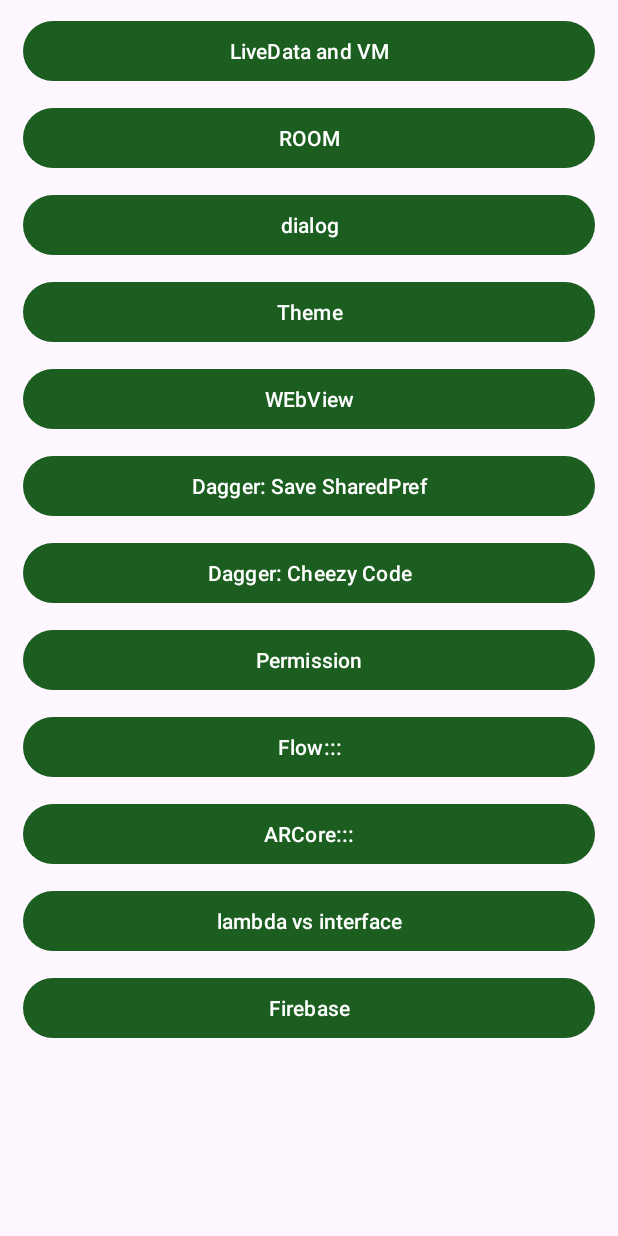
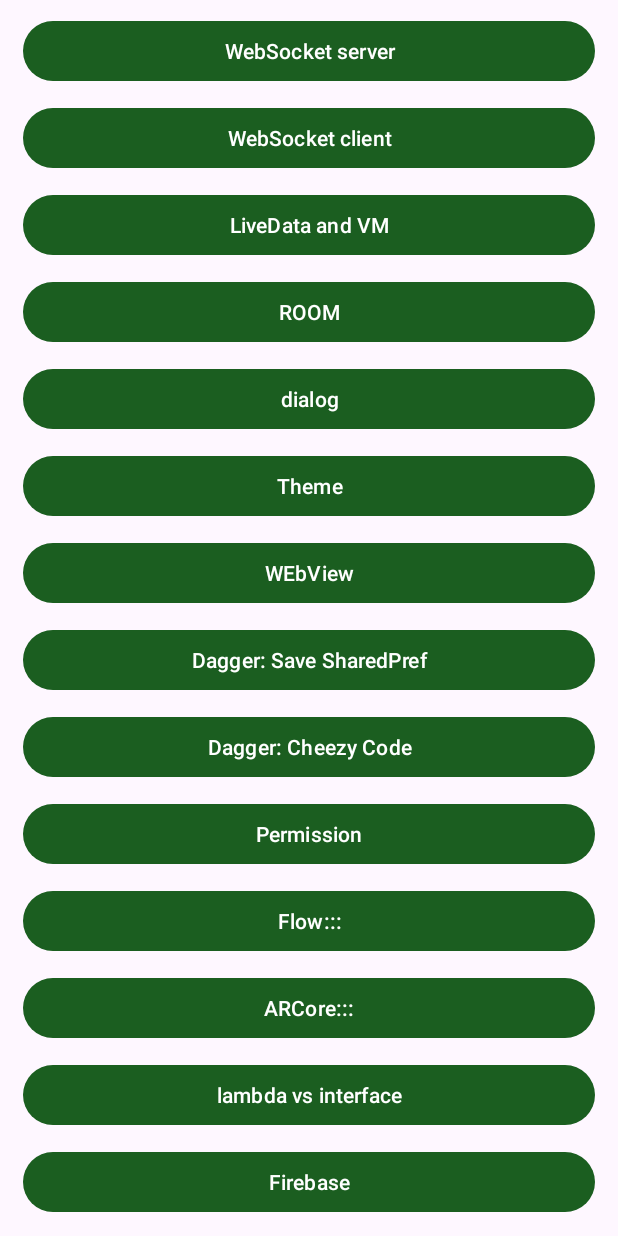
Before and after one commit to aman1sr/Android-Concepts-Learning, an Android app: the screen it shows after launch (MainActivity), on a phone screen of 412 x 824 dp. Run offline under Robolectric (Android 15) with nearby library versions, the phone set to English and light mode, and no system bars.

Commit message:
do websocket server

```diff
--- a/app/src/main/AndroidManifest.xml
+++ b/app/src/main/AndroidManifest.xml
@@ -29,6 +29,9 @@
         android:supportsRtl="true"
         android:theme="@style/Theme.AndroidArchDemoProjects"
         tools:targetApi="31">
+        <activity
+            android:name=".webSocket.WebSocketServerActivity"
+            android:exported="false" />
         <activity
             android:name=".viewModelLivedata.HomeVMActivity"
             android:exported="false" />
--- a/app/src/main/java/com/petofy/androidarchdemoprojects/MainActivity.kt
+++ b/app/src/main/java/com/petofy/androidarchdemoprojects/MainActivity.kt
@@ -17,10 +17,9 @@ import com.petofy.androidarchdemoprojects.flow.FlowActivity
 import com.petofy.androidarchdemoprojects.lambda.RecHomeActivity
 import com.petofy.androidarchdemoprojects.permission.PermissionActivity
 import com.petofy.androidarchdemoprojects.room.RoomHomeActivity
-import com.petofy.androidarchdemoprojects.room.curd.TodoActivity
-import com.petofy.androidarchdemoprojects.room.simple.RoomSimpleActivity
 import com.petofy.androidarchdemoprojects.utils.Utils.startScreen
 import com.petofy.androidarchdemoprojects.viewModelLivedata.HomeVMActivity
+import com.petofy.androidarchdemoprojects.webSocket.WebSocketServerActivity
 import com.petofy.androidarchdemoprojects.webview.HomeWebViewActivity
 
 class MainActivity : AppCompatActivity() {
@@ -50,6 +49,12 @@ class MainActivity : AppCompatActivity() {
 
         setContentView(binding.root)
 
+        binding.btnWebsocketServer.setOnClickListener {
+            startScreen(this, WebSocketServerActivity::class.java)
+        }
+        binding.btnWebsocketClient.setOnClickListener {
+//            startScreen(this, WebSocketServerActivity::class.java)
+        }
         binding.btnVmLivedata.setOnClickListener {
             startScreen(this, HomeVMActivity::class.java)
         }
--- a/app/src/main/java/com/petofy/androidarchdemoprojects/room/curd/Note.kt
+++ b/app/src/main/java/com/petofy/androidarchdemoprojects/room/curd/Note.kt
@@ -6,7 +6,6 @@ import androidx.room.PrimaryKey
 
 @Entity(tableName = "note_table")
   class Note(
-//    @PrimaryKey(autoGenerate = true) val id: Int,   //todo: check (https://developer.android.com/codelabs/android-room-with-a-view-kotlin?hl=en#4)
     @ColumnInfo(name = "note") val note: String,
     @ColumnInfo(name = "description") val desc: String?,
     @ColumnInfo(name = "priority") val priority: Int,
--- a/app/src/main/java/com/petofy/androidarchdemoprojects/room/curd/NoteDao.kt
+++ b/app/src/main/java/com/petofy/androidarchdemoprojects/room/curd/NoteDao.kt
@@ -10,7 +10,7 @@ import kotlinx.coroutines.flow.Flow
 
 @Dao
 interface NoteDao {
-    @Insert(onConflict = OnConflictStrategy.IGNORE)
+    @Insert(onConflict = OnConflictStrategy.IGNORE)   // strategy ignores a new word if it's exactly the same as one already in the list. (https://developer.android.com/reference/androidx/room/OnConflictStrategy.html)
     suspend fun insert(note: Note)
 
     @Query("SELECT * FROM note_table ORDER BY note ASC")
--- a/app/src/main/res/layout/activity_main.xml
+++ b/app/src/main/res/layout/activity_main.xml
@@ -16,6 +16,20 @@
             android:layout_marginStart="@dimen/startEndParentMargin"
             android:layout_marginEnd="@dimen/startEndParentMargin"
             >
+
+            <Button
+                android:id="@+id/btn_websocket_server"
+                android:layout_width="match_parent"
+                android:layout_height="wrap_content"
+                android:layout_marginTop="@dimen/btn_margin_top"
+                android:text="WebSocket server" />
+
+            <Button
+                android:id="@+id/btn_websocket_client"
+                android:layout_width="match_parent"
+                android:layout_height="wrap_content"
+                android:layout_marginTop="@dimen/btn_margin_top"
+                android:text="WebSocket client" />
 
             <Button
                 android:id="@+id/btnVmLivedata"
```
Also changed, not shown: app/src/main/java/com/petofy/androidarchdemoprojects/webSocket/WebSocketServerActivity.kt (added, +17 -0 lines), app/src/main/res/layout/activity_web_socket_server.xml (added, +18 -0 lines).
